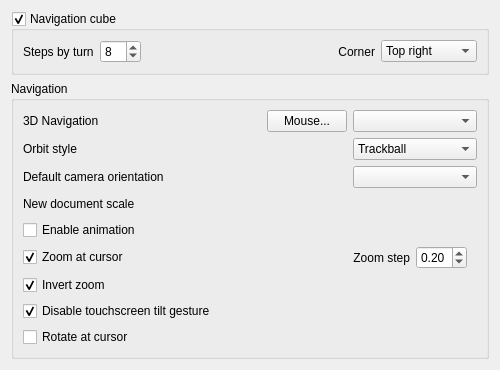
Above: src/Gui/DlgSettingsNavigation.ui from southseact-3d/fcd before the change. Below: the same form after it.
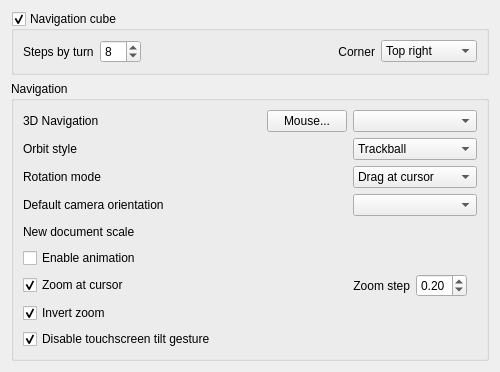
That is the form after the change. Custom widgets are drawn as their Qt base class.

Commit message: Gui: [skip ci] in user settings offer combo box to choose between rotation modes

Diff of the .ui file:
```diff
--- a/src/Gui/DlgSettingsNavigation.ui
+++ b/src/Gui/DlgSettingsNavigation.ui
@@ -232,13 +232,57 @@
          </widget>
         </item>
         <item row="2" column="0">
+         <widget class="QLabel" name="labelRotationMode">
+          <property name="text">
+           <string>Rotation mode</string>
+          </property>
+         </widget>
+        </item>
+        <item row="2" column="3">
+         <widget class="QComboBox" name="comboRotationMode">
+          <property name="minimumSize">
+           <size>
+            <width>120</width>
+            <height>0</height>
+           </size>
+          </property>
+          <property name="maximumSize">
+           <size>
+            <width>16777215</width>
+            <height>16777215</height>
+           </size>
+          </property>
+          <property name="toolTip">
+           <string>Rotations in 3D will use current cursor position as center for rotation</string>
+          </property>
+          <property name="currentIndex">
+           <number>1</number>
+          </property>
+          <item>
+           <property name="text">
+            <string>Window center</string>
+           </property>
+          </item>
+          <item>
+           <property name="text">
+            <string>Drag at cursor</string>
+           </property>
+          </item>
+          <item>
+           <property name="text">
+            <string>Object center</string>
+           </property>
+          </item>
+         </widget>
+        </item>
+        <item row="3" column="0">
          <widget class="QLabel" name="newDocViewLabel">
           <property name="text">
            <string>Default camera orientation</string>
           </property>
          </widget>
         </item>
-        <item row="2" column="3">
+        <item row="3" column="3">
          <widget class="QComboBox" name="comboNewDocView">
           <property name="minimumSize">
            <size>
@@ -257,14 +301,14 @@
           </property>
          </widget>
         </item>
-        <item row="3" column="0">
+        <item row="4" column="0">
          <widget class="QLabel" name="label_2">
           <property name="text">
            <string>New document scale</string>
           </property>
          </widget>
         </item>
-        <item row="3" column="3">
+        <item row="4" column="3">
          <widget class="PrefUnitSpinBox" name="qspinNewDocScale" native="true">
           <property name="minimumSize">
            <size>
@@ -302,7 +346,7 @@
           </property>
          </widget>
         </item>
-        <item row="4" column="0">
+        <item row="5" column="0">
          <widget class="Gui::PrefCheckBox" name="CheckBox_UseAutoRotation">
           <property name="enabled">
            <bool>true</bool>
@@ -324,7 +368,7 @@
           </property>
          </widget>
         </item>
-        <item row="5" column="0">
+        <item row="6" column="0">
          <widget class="Gui::PrefCheckBox" name="checkBoxZoomAtCursor">
           <property name="toolTip">
            <string>Zoom operations will be performed at position of mouse pointer</string>
@@ -343,7 +387,7 @@
           </property>
          </widget>
         </item>
-        <item row="5" column="3">
+        <item row="6" column="3">
          <layout class="QHBoxLayout" name="horizontalLayout">
           <item>
            <widget class="QLabel" name="label">
@@ -411,7 +455,7 @@
           </item>
          </layout>
         </item>
-        <item row="6" column="0">
+        <item row="7" column="0">
          <widget class="Gui::PrefCheckBox" name="checkBoxInvertZoom">
           <property name="toolTip">
            <string>Direction of zoom operations will be inverted</string>
@@ -430,7 +474,7 @@
           </property>
          </widget>
         </item>
-        <item row="7" column="0">
+        <item row="8" column="0">
          <widget class="Gui::PrefCheckBox" name="checkBoxDisableTilt">
           <property name="toolTip">
            <string>Prevents view tilting when pinch-zooming.
@@ -451,25 +495,6 @@
           </property>
          </widget>
         </item>
-        <item row="8" column="0">
-         <widget class="Gui::PrefCheckBox" name="checkBoxDragAtCursor">
-          <property name="toolTip">
-           <string>Rotations in 3D will use current cursor position as center for rotation</string>
-          </property>
-          <property name="text">
-           <string>Rotate at cursor</string>
-          </property>
-          <property name="checked">
-           <bool>false</bool>
-          </property>
-          <property name="prefEntry" stdset="0">
-           <cstring>DragAtCursor</cstring>
-          </property>
-          <property name="prefPath" stdset="0">
-           <cstring>View</cstring>
-          </property>
-         </widget>
-        </item>
        </layout>
       </item>
      </layout>
```
The commit also changes 3 other files.
